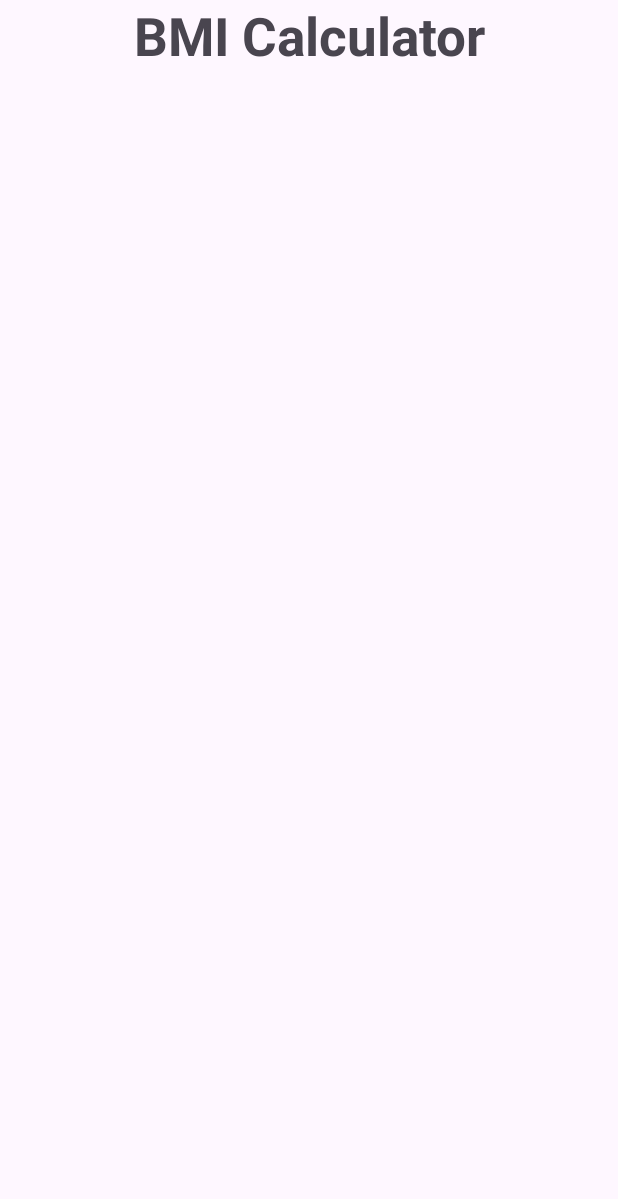
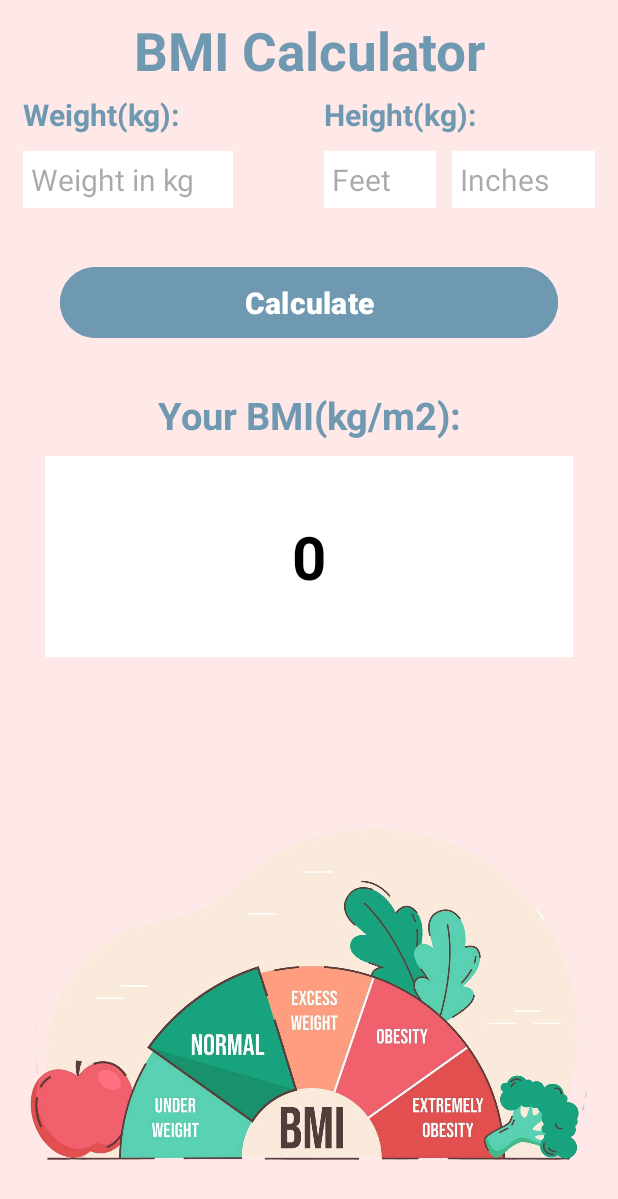
Before and after one commit to IHC25/bmi-calculator, an Android app: the screen it shows after launch (MainActivity), on a phone screen of 412 x 824 dp. Shown: the top 1199 px of the screen. Run offline under Robolectric (Android 15) with nearby library versions, the phone set to English and light mode, and no system bars.

Commit message:
basic design added

```diff
--- a/app/src/main/res/drawable/splash_screen.xml
+++ b/app/src/main/res/drawable/splash_screen.xml
@@ -5,6 +5,7 @@
         />
     <item>
         <bitmap android:gravity="center"
-            android:src="@drawable/bmi_logo_bgremoved"/>
+            android:src="@drawable/bmi_logo_bgremoved"
+            />
     </item>
 </layer-list>
--- a/app/src/main/res/layout/activity_main.xml
+++ b/app/src/main/res/layout/activity_main.xml
@@ -7,15 +7,167 @@
     android:layout_height="match_parent"
     tools:context=".MainActivity"
     android:orientation="vertical"
+    android:background="@color/primary"
+    android:layout_margin="10dp"
     >
 
     <TextView
         android:layout_width="match_parent"
         android:layout_height="wrap_content"
-        android:text="BMI Calculator"
+        android:text="@string/app_name"
         android:textStyle="bold"
         android:textSize="35sp"
         android:gravity="center"
+        android:textColor="@color/light_blue"
+        />
+    <LinearLayout
+        android:layout_width="match_parent"
+        android:layout_height="wrap_content"
+        android:orientation="horizontal"
+        android:weightSum="2"
+        >
+
+        <!-- Weight Input -->
+        <LinearLayout
+            android:layout_width="wrap_content"
+            android:layout_height="wrap_content"
+            android:orientation="vertical"
+            android:layout_weight="1"
+            >
+            <TextView
+                android:layout_width="match_parent"
+                android:layout_height="wrap_content"
+                android:text="Weight(kg):"
+                android:textColor="@color/light_blue"
+                android:textSize="20sp"
+                android:textStyle="bold"
+                android:padding="5dp"
+                />
+
+            <EditText
+                android:id="@+id/edWeight"
+                android:layout_width="wrap_content"
+                android:layout_height="wrap_content"
+                android:hint="Weight in kg"
+                android:inputType="number"
+                android:ems="6"
+                android:textSize="20dp"
+                android:background="@color/white"
+                android:padding="5dp"
+                android:textColor="@color/black"
+                android:layout_margin="5dp"
+                />
+
+        </LinearLayout>
+
+        <!-- Height Input -->
+        <LinearLayout
+            android:layout_width="wrap_content"
+            android:layout_height="wrap_content"
+            android:orientation="vertical"
+            android:layout_weight="1"
+            >
+            <TextView
+                android:layout_width="match_parent"
+                android:layout_height="wrap_content"
+                android:text="Height(kg):"
+                android:textColor="@color/light_blue"
+                android:textSize="20sp"
+                android:textStyle="bold"
+                android:padding="5dp"
+                />
+
+            <LinearLayout
+                android:layout_width="match_parent"
+                android:layout_height="wrap_content"
+                android:orientation="horizontal"
+                android:weightSum="2"
+                >
+                <EditText
+                    android:id="@+id/edFeet"
+                    android:layout_width="wrap_content"
+                    android:layout_height="wrap_content"
+                    android:hint="Feet"
+                    android:inputType="numberDecimal"
+                    android:textSize="20sp"
+                    android:background="@color/white"
+                    android:padding="5dp"
+                    android:textColor="@color/black"
+                    android:layout_margin="5dp"
+                    android:layout_weight="1"
+                    />
+                <EditText
+                    android:id="@+id/edInches"
+                    android:layout_width="wrap_content"
+                    android:layout_height="wrap_content"
+                    android:hint="Inches"
+                    android:inputType="numberDecimal"
+                    android:textSize="20sp"
+                    android:background="@color/white"
+                    android:padding="5dp"
+                    android:textColor="@color/black"
+                    android:layout_margin="5dp"
+                    android:layout_weight="1"
+                    />
+            </LinearLayout>
+
+        </LinearLayout>
+
+    </LinearLayout>
+
+    <Button
+        android:layout_width="match_parent"
+        android:layout_height="wrap_content"
+        android:text="Calculate"
+        android:layout_margin="30dp"
+        android:textSize="20sp"
+        android:padding="10dp"
+        android:textStyle="bold"
+        android:backgroundTint="@color/light_blue"
+        />
+    <TextView
+        android:layout_width="match_parent"
+        android:layout_height="wrap_content"
+        android:text="Your BMI(kg/m2):"
+        android:textColor="@color/light_blue"
+        android:gravity="center"
+        android:textSize="25sp"
+        android:textStyle="bold"
+        android:layout_marginBottom="10dp"
+        />
+    <TextView
+        android:id="@+id/resultDisplay"
+        android:layout_width="match_parent"
+        android:layout_height="wrap_content"
+        android:background="@color/white"
+        android:text="0"
+        android:padding="40dp"
+        android:textColor="@color/black"
+        android:gravity="center"
+        android:textSize="40sp"
+        android:textStyle="bold"
+        android:layout_marginHorizontal="20dp"
         />
 
+    <TextView
+        android:id="@+id/bmiLevel"
+        android:layout_width="match_parent"
+        android:layout_height="wrap_content"
+        android:visibility="invisible"
+        android:textColor="#4CAF50"
+        android:text="Normal"
+        android:textStyle="bold"
+        android:textSize="30sp"
+        android:gravity="center"
+        android:layout_margin="20dp"
+        />
+    <ImageView
+        android:layout_width="match_parent"
+        android:layout_height="wrap_content"
+        android:src="@drawable/bmi_levels"
+        android:scaleType="centerCrop"
+        />
+
+
+
 </LinearLayout>
--- a/app/src/main/res/values/colors.xml
+++ b/app/src/main/res/values/colors.xml
@@ -3,5 +3,8 @@
     <color name="black">#FF000000</color>
     <color name="white">#FFFFFFFF</color>
     <color name="primary">#FFE8E8</color>
+    <color name="light_blue">#6F98B1</color>
+    <color name="deep_blue">#D7666BDB</color>
+
 
 </resources>
--- a/app/src/main/res/values/themes.xml
+++ b/app/src/main/res/values/themes.xml
@@ -3,6 +3,7 @@
     <style name="Base.Theme.MyApplication" parent="Theme.Material3.DayNight.NoActionBar">
         <!-- Customize your light theme here. -->
         <!-- <item name="colorPrimary">@color/my_light_primary</item> -->
+        <item name="android:windowBackground"> @color/primary </item>
     </style>
 
     <style name="Theme.MyApplication" parent="Base.Theme.MyApplication" />
```
Also changed, not shown: app/src/main/res/drawable/bmi_levels.png (added).
